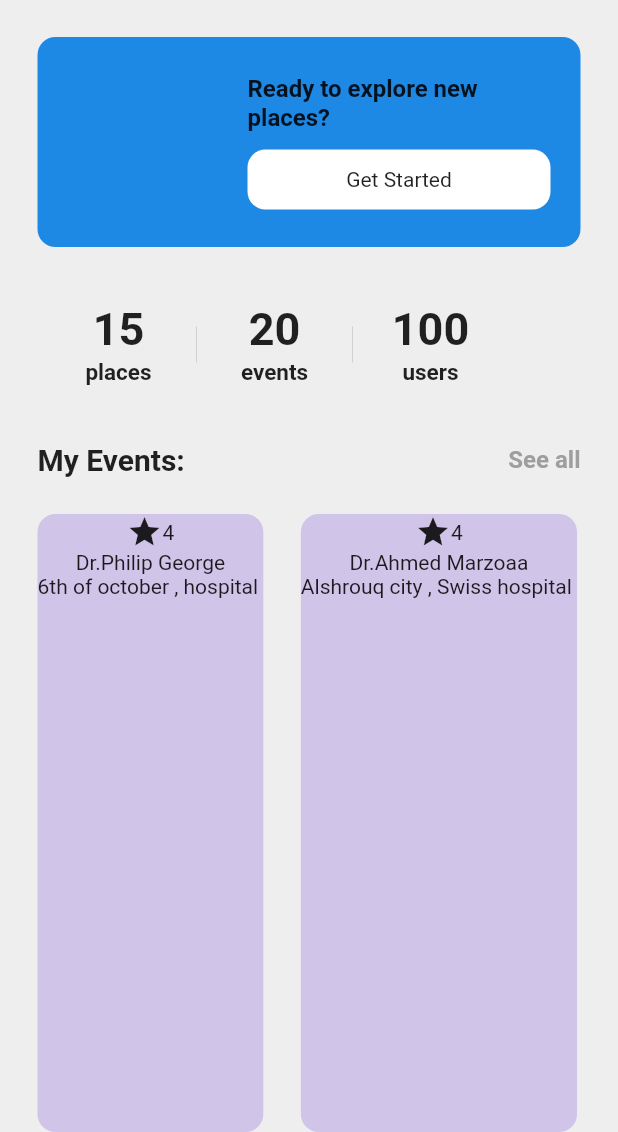
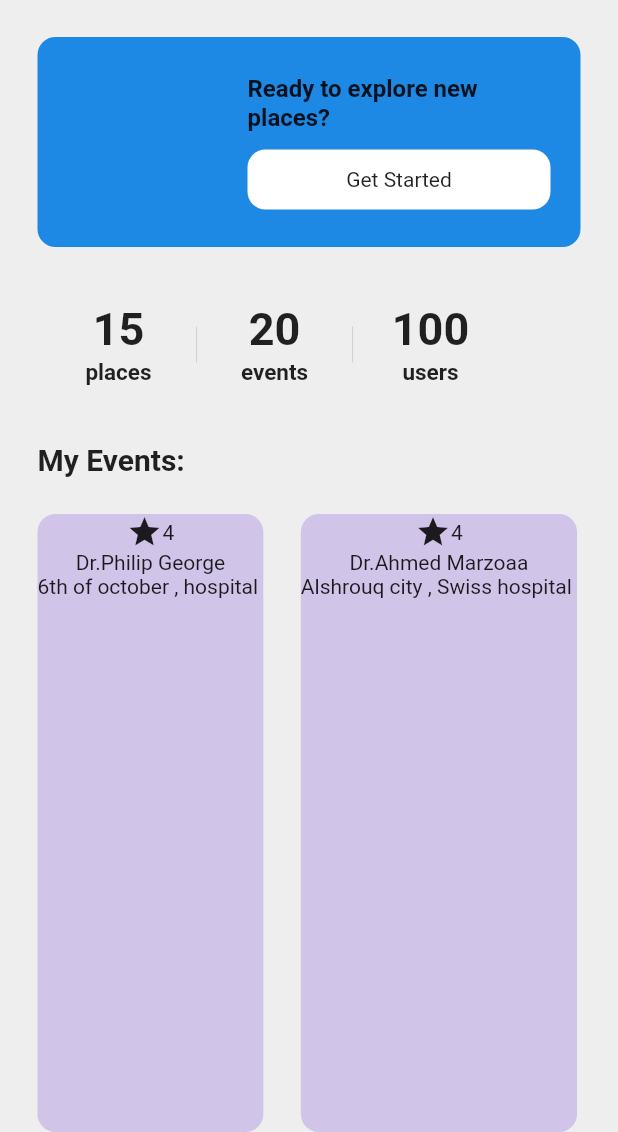
Before and after one commit to nathaliesameh26/DiscoverEgypt, a Flutter app: the screen it shows after launch, on a phone screen of 412 x 824 dp, the part 104-1236 px from its top. Run offline on Flutter 3.47's test engine with Material 2 defaults, Android fonts, the phone set to English and light mode, and no system bars; our stand-ins replace cloud_firestore, csc_picker, file_picker, firebase_analytics, firebase_auth, firebase_core and 8 more; missing offline and left inert: binder; accounts and stored records are empty.

Commit message:
Update Planner_panel.dart

```diff
--- a/mobileapplication/lib/screens/Planner_panel.dart
+++ b/mobileapplication/lib/screens/Planner_panel.dart
@@ -173,14 +173,6 @@ class _PlannerPanelState extends State<PlannerPanel> {
                         fontWeight: FontWeight.bold,
                         fontSize: 20,
                       )),
-                  Text(
-                    'See all',
-                    style: TextStyle(
-                      fontSize: 16,
-                      fontWeight: FontWeight.bold,
-                      color: Colors.grey[500],
-                    ),
-                  )
                 ],
               ),
             ),
```
